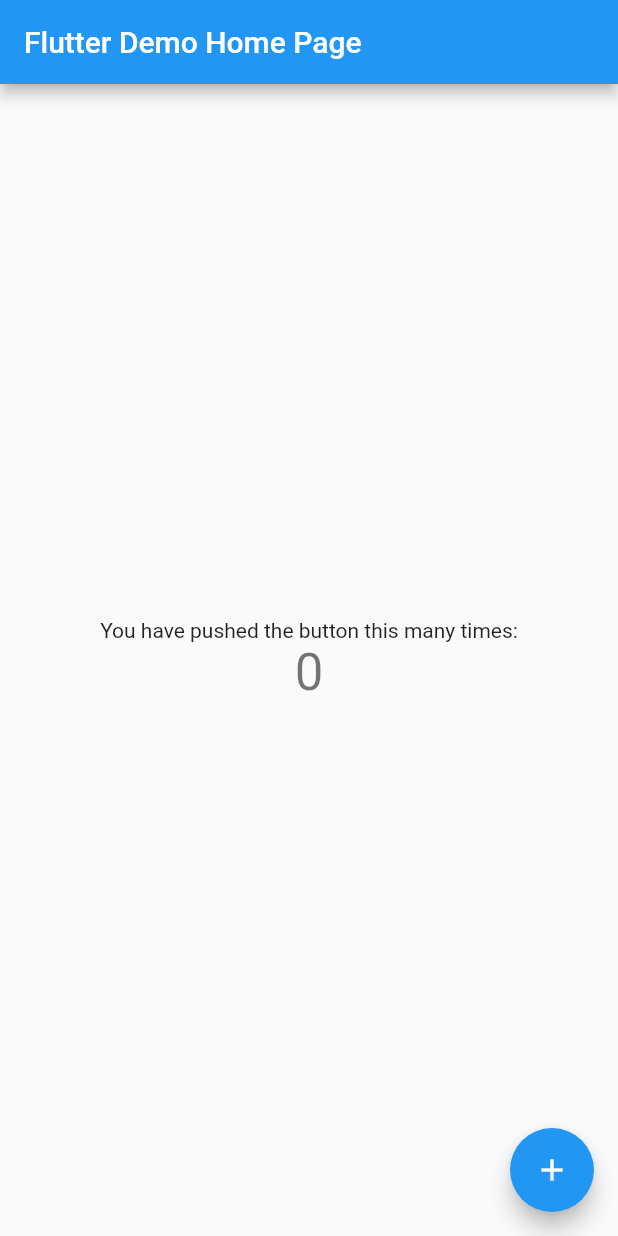
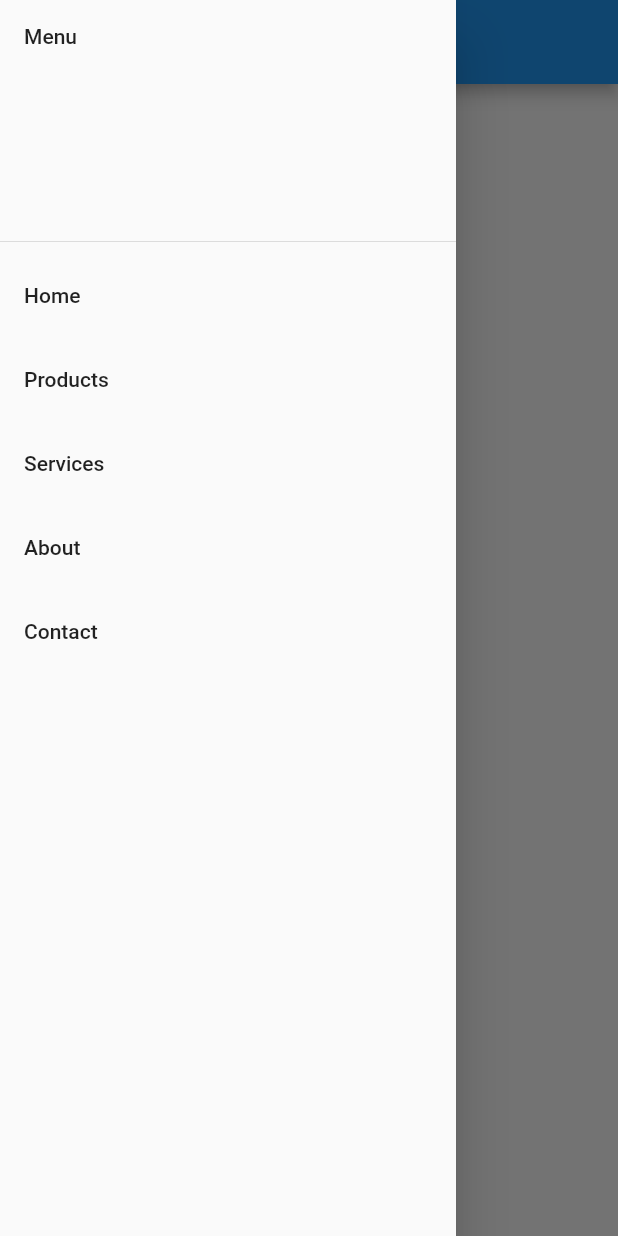
Before and after one commit to samkroft/anchor_vault, a Flutter app: the screen it shows after launch, with the side drawer open (before the commit the screen has no drawer), on a phone screen of 412 x 824 dp. Run offline on Flutter 3.47's test engine with Material 2 defaults, Android fonts, the light colour scheme and no system bars.

Commit message:
initial-commit

```diff
--- a/lib/main.dart
+++ b/lib/main.dart
@@ -7,109 +7,77 @@
 class MyApp extends StatelessWidget {
   const MyApp({super.key});
 
-  // This widget is the root of your application.
   @override
   Widget build(BuildContext context) {
     return MaterialApp(
-      title: 'Flutter Demo',
-      theme: ThemeData(
-        // This is the theme of your application.
-        //
-        // Try running your application with "flutter run". You'll see the
-        // application has a blue toolbar. Then, without quitting the app, try
-        // changing the primarySwatch below to Colors.green and then invoke
-        // "hot reload" (press "r" in the console where you ran "flutter run",
-        // or simply save your changes to "hot reload" in a Flutter IDE).
-        // Notice that the counter didn't reset back to zero; the application
-        // is not restarted.
-        primarySwatch: Colors.blue,
-      ),
-      home: const MyHomePage(title: 'Flutter Demo Home Page'),
+      debugShowCheckedModeBanner: false,
+      home: const HomePage(),
     );
   }
 }
 
-class MyHomePage extends StatefulWidget {
-  const MyHomePage({super.key, required this.title});
+class HomePage extends StatelessWidget {
+  const HomePage({super.key});
 
-  // This widget is the home page of your application. It is stateful, meaning
-  // that it has a State object (defined below) that contains fields that affect
-  // how it looks.
-
-  // This class is the configuration for the state. It holds the values (in this
-  // case the title) provided by the parent (in this case the App widget) and
-  // used by the build method of the State. Fields in a Widget subclass are
-  // always marked "final".
-
-  final String title;
-
-  @override
-  State<MyHomePage> createState() => _MyHomePageState();
-}
-
-class _MyHomePageState extends State<MyHomePage> {
-  int _counter = 0;
-
-  void _incrementCounter() {
-    setState(() {
-      // This call to setState tells the Flutter framework that something has
-      // changed in this State, which causes it to rerun the build method below
-      // so that the display can reflect the updated values. If we changed
-      // _counter without calling setState(), then the build method would not be
-      // called again, and so nothing would appear to happen.
-      _counter++;
-    });
-  }
+  final List<String> menuItems = const [
+    'Home',
+    'Products',
+    'Services',
+    'About',
+    'Contact'
+  ];
 
   @override
   Widget build(BuildContext context) {
-    // This method is rerun every time setState is called, for instance as done
-    // by the _incrementCounter method above.
-    //
-    // The Flutter framework has been optimized to make rerunning build methods
-    // fast, so that you can just rebuild anything that needs updating rather
-    // than having to individually change instances of widgets.
+    return LayoutBuilder(
+      builder: (context, constraints) {
+        bool isMobile = constraints.maxWidth < 700;
+
         return Scaffold(
           appBar: AppBar(
-        // Here we take the value from the MyHomePage object that was created by
-        // the App.build method, and use it to set our appbar title.
-        title: Text(widget.title),
+            title: const Text('My App'),
+            actions: isMobile
+                ? null
+                : menuItems
+                    .map(
+                      (item) => TextButton(
+                        onPressed: () {},
+                        child: Text(
+                          item,
+                          style: const TextStyle(color: Colors.white),
                         ),
-      body: Center(
-        // Center is a layout widget. It takes a single child and positions it
-        // in the middle of the parent.
-        child: Column(
-          // Column is also a layout widget. It takes a list of children and
-          // arranges them vertically. By default, it sizes itself to fit its
-          // children horizontally, and tries to be as tall as its parent.
-          //
-          // Invoke "debug painting" (press "p" in the console, choose the
-          // "Toggle Debug Paint" action from the Flutter Inspector in Android
-          // Studio, or the "Toggle Debug Paint" command in Visual Studio Code)
-          // to see the wireframe for each widget.
-          //
-          // Column has various properties to control how it sizes itself and
-          // how it positions its children. Here we use mainAxisAlignment to
-          // center the children vertically; the main axis here is the vertical
-          // axis because Columns are vertical (the cross axis would be
-          // horizontal).
-          mainAxisAlignment: MainAxisAlignment.center,
-          children: <Widget>[
-            const Text(
-              'You have pushed the button this many times:',
                       ),
-            Text(
-              '$_counter',
-              style: Theme.of(context).textTheme.headlineMedium,
+                    )
+                    .toList(),
+          ),
+
+          // Drawer for mobile
+          drawer: isMobile
+              ? Drawer(
+                  child: ListView(
+                    children: [
+                      const DrawerHeader(
+                        child: Text("Menu"),
+                      ),
+                      ...menuItems.map(
+                        (item) => ListTile(
+                          title: Text(item),
+                          onTap: () {},
+                        ),
                       ),
                     ],
                   ),
+                )
+              : null,
+
+          body: const Center(
+            child: Text(
+              "Hello World",
+              style: TextStyle(fontSize: 24),
             ),
-      floatingActionButton: FloatingActionButton(
-        onPressed: _incrementCounter,
-        tooltip: 'Increment',
-        child: const Icon(Icons.add),
-      ), // This trailing comma makes auto-formatting nicer for build methods.
+          ),
+        );
+      },
     );
   }
 }
```
Also changed, not shown: lib/screens/home_screen.dart (added, +23 -0 lines), lib/widgets/top_nav.dart (added, +42 -0 lines), pubspec.lock. Lines whose indentation alone changed are shown as unchanged.
